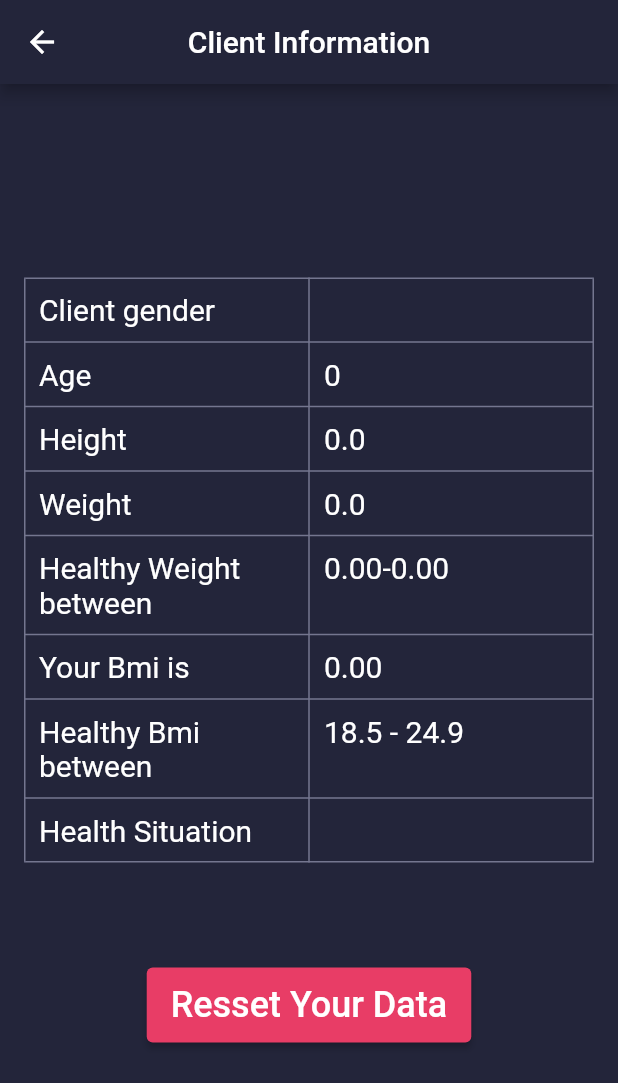
After one commit to AhmedAwadNosir/Bmi_Calculator_Application, a Flutter app: the ResultView screen opened by its route, after a tap on "Resset Your Data", on a phone screen of 412 x 824 dp. The commit adds this screen. Shown: the top 1083 px of the screen. Run offline on Flutter 3.47's test engine with Material 2 defaults, Android fonts, the phone set to English and light mode, and no system bars.

Commit message:
make another page for result and refactor code

```diff
--- a/lib/main.dart
+++ b/lib/main.dart
@@ -1,4 +1,5 @@
 import 'package:bmi_calcultor_git/pagesViews/homeView.dart';
+import 'package:bmi_calcultor_git/pagesViews/resultView.dart';
 import 'package:flutter/material.dart';
 
 void main() {
@@ -16,7 +17,10 @@ class _BmiCalculatorState extends State<BmiCalculator> {
   @override
   Widget build(BuildContext context) {
     return MaterialApp(
-      routes: {HomeView.id: (context) => const HomeView()},
+      routes: {
+        HomeView.id: (context) => const HomeView(),
+        ResultView.id: (context) => const ResultView(),
+      },
       initialRoute: HomeView.id,
     );
   }
--- a/lib/pagesViews/homeView.dart
+++ b/lib/pagesViews/homeView.dart
@@ -1,9 +1,10 @@
+import 'package:bmi_calcultor_git/pagesViews/resultView.dart';
 import 'package:flutter/material.dart';
 
 class HomeView extends StatefulWidget {
   const HomeView({super.key});
 
-static const id = "HomeView";
+  static const id = "HomeView";
 
   @override
   State<HomeView> createState() => _HomeViewState();
@@ -12,12 +13,17 @@ static const id = "HomeView";
 double currentSliderValue = 0;
 double currentWeightValue = 0;
 double currentAgeValue = 0;
+String gender = "";
 double Bmi_Calc = 0;
+double LeastHealthyWeightRange = 0;
+double highestHealthyWeightRange = 0;
+String healthSituation = "";
 String last_button_value = "CALCULT";
 double maleIconSize = 90;
 double FemaleIconSize = 90;
 int maleIconColor = 0xFFFFFFFF;
 int femaleIconColor = 0xFFFFFFFF;
+
 class _HomeViewState extends State<HomeView> {
   @override
   Widget build(BuildContext context) {
@@ -51,11 +57,13 @@ class _HomeViewState extends State<HomeView> {
                             if (FemaleIconSize == 90) {
                               maleIconSize = 105;
                               maleIconColor = 0xFF3399FF;
+                              gender = "Male";
                             } else {
                               FemaleIconSize = 90;
                               femaleIconColor = 0xFFFFFFFF;
                               maleIconSize = 105;
                               maleIconColor = 0xFF3399FF;
+                              gender = "Male";
                             }
                           });
                         },
@@ -94,11 +102,13 @@ class _HomeViewState extends State<HomeView> {
                             if (maleIconSize == 90) {
                               FemaleIconSize = 105;
                               femaleIconColor = 0xFFE83D66;
+                              gender = "Female";
                             } else {
                               maleIconSize = 90;
                               maleIconColor = 0xFFFFFFFF;
                               FemaleIconSize = 105;
                               femaleIconColor = 0xFFE83D66;
+                              gender = "Female";
                             }
                           });
                         },
@@ -201,6 +211,7 @@ class _HomeViewState extends State<HomeView> {
                         mainAxisAlignment: MainAxisAlignment.center,
                         children: [
                           FloatingActionButton(
+                            heroTag: "weight--",
                             onPressed: () {
                               setState(() {
                                 if (currentWeightValue > 0) {
@@ -219,6 +230,7 @@ class _HomeViewState extends State<HomeView> {
                             width: 27,
                           ),
                           FloatingActionButton(
+                            heroTag: "weight++",
                             onPressed: () {
                               setState(() {
                                 currentWeightValue++;
@@ -264,6 +276,7 @@ class _HomeViewState extends State<HomeView> {
                         mainAxisAlignment: MainAxisAlignment.center,
                         children: [
                           FloatingActionButton(
+                            heroTag: "Age--",
                             onPressed: () {
                               setState(() {
                                 if (currentAgeValue > 0) {
@@ -282,6 +295,7 @@ class _HomeViewState extends State<HomeView> {
                             width: 27,
                           ),
                           FloatingActionButton(
+                            heroTag: "Age++",
                             onPressed: () {
                               setState(() {
                                 currentAgeValue++;
@@ -322,7 +336,28 @@ class _HomeViewState extends State<HomeView> {
                       Bmi_Calc = currentWeightValue /
                           ((currentSliderValue / 100) *
                               (currentSliderValue / 100));
-                      last_button_value = " ${Bmi_Calc.toStringAsFixed(2)}";
+                      if (Bmi_Calc < 16) {
+                        healthSituation = "body mass deficit";
+                      } else if (Bmi_Calc >= 16 && Bmi_Calc < 18.5) {
+                        healthSituation = "body weight deficit";
+                      } else if (Bmi_Calc >= 18.5 && Bmi_Calc < 24) {
+                        healthSituation = "Normal(Healthy)";
+                      } else if (Bmi_Calc >= 25 && Bmi_Calc < 30) {
+                        healthSituation = "Over weight";
+                      } else if (Bmi_Calc >= 30 && Bmi_Calc < 35) {
+                        healthSituation = "Obesity first degree";
+                      } else if (Bmi_Calc >= 35 && Bmi_Calc < 40) {
+                        healthSituation = "Obesity Second degree";
+                      } else if (Bmi_Calc >= 40 && Bmi_Calc < 45) {
+                        healthSituation = "Obesity third degree";
+                      }
+                      LeastHealthyWeightRange = ((currentSliderValue / 100) *
+                              (currentSliderValue / 100)) *
+                          18.5;
+                      highestHealthyWeightRange = ((currentSliderValue / 100) *
+                              (currentSliderValue / 100)) *
+                          24.9;
+                      Navigator.pushNamed(context, ResultView.id);
                     }
                   });
                 },
--- /dev/null
+++ b/lib/pagesViews/resultView.dart
@@ -0,0 +1,126 @@
+import 'package:bmi_calcultor_git/pagesViews/homeView.dart';
+import 'package:flutter/material.dart';
+
+import '../wedgits/tableCellWedgit.dart';
+
+class ResultView extends StatefulWidget {
+  const ResultView({super.key});
+  static const id = "ResultView";
+  @override
+  State<ResultView> createState() => _ResultViewState();
+}
+
+class _ResultViewState extends State<ResultView> {
+  @override
+  Widget build(BuildContext context) {
+    return Scaffold(
+      backgroundColor: const Color(0xFF23253A),
+      appBar: AppBar(
+        backgroundColor: const Color(0xFF23253A),
+        title: const Text("Client Information"),
+        centerTitle: true,
+      ),
+      body: Column(
+        mainAxisAlignment: MainAxisAlignment.center,
+        children: [
+          Table(
+            defaultColumnWidth: const FixedColumnWidth(190),
+            border: TableBorder.all(
+              width: 1,
+              color: const Color.fromARGB(255, 116, 118, 143),
+            ),
+            children: [
+              TableRow(
+                children: [
+                  const TableCellWedgit(text: "Client gender"),
+                  TableCellWedgit(text: gender)
+                ],
+              ),
+              TableRow(
+                children: [
+                  const TableCellWedgit(text: "Age"),
+                  TableCellWedgit(text: currentAgeValue.toStringAsFixed(0)),
+                ],
+              ),
+              TableRow(
+                children: [
+                  const TableCellWedgit(text: "Height"),
+                  TableCellWedgit(text: currentSliderValue.toStringAsFixed(1))
+                ],
+              ),
+              TableRow(
+                children: [
+                  const TableCellWedgit(text: "Weight"),
+                  TableCellWedgit(text: "$currentWeightValue")
+                ],
+              ),
+              TableRow(
+                children: [
+                  const TableCellWedgit(text: "Healthy Weight between"),
+                  TableCellWedgit(
+                      text:
+                          "${LeastHealthyWeightRange.toStringAsFixed(2)}-${highestHealthyWeightRange.toStringAsFixed(2)}")
+                ],
+              ),
+              TableRow(
+                children: [
+                  const TableCellWedgit(text: "Your Bmi is"),
+                  TableCellWedgit(text: Bmi_Calc.toStringAsFixed(2))
+                ],
+              ),
+              const TableRow(
+                children: [
+                  TableCellWedgit(text: "Healthy Bmi between"),
+                  TableCellWedgit(text: "18.5 - 24.9")
+                ],
+              ),
+              TableRow(
+                children: [
+                  const TableCellWedgit(text: "Health Situation"),
+                  TableCellWedgit(text: healthSituation)
+                ],
+              ),
+            ],
+          ),
+          const SizedBox(
+            height: 70,
+          ),
+          Align(
+            alignment: Alignment.bottomCenter,
+            child: SizedBox(
+              height: 50,
+              child: ElevatedButton(
+                onPressed: () {
+                  setState(() {
+                    currentSliderValue = 0;
+                    currentWeightValue = 0;
+                    currentAgeValue = 0;
+                    gender = "";
+                    Bmi_Calc = 0;
+                    LeastHealthyWeightRange = 0;
+                    highestHealthyWeightRange = 0;
+                    healthSituation = "";
+                    last_button_value = "CALCULT";
+                    maleIconSize = 90;
+                    FemaleIconSize = 90;
+                    maleIconColor = 0xFFFFFFFF;
+                    femaleIconColor = 0xFFFFFFFF;
+                  });
+                },
+                style: ElevatedButton.styleFrom(
+                  backgroundColor: const Color(0xFFE83D66),
+                ),
+                child: const Text(
+                  "Resset Your Data",
+                  style: TextStyle(
+                    fontSize: 24,
+                  ),
+                ),
+              ),
+            ),
+          )
+        ],
+      ),
+    );
+  }
+}
--- /dev/null
+++ b/lib/wedgits/tableCellWedgit.dart
@@ -0,0 +1,24 @@
+import 'package:flutter/material.dart';
+
+class TableCellWedgit extends StatelessWidget {
+  const TableCellWedgit({
+    super.key,
+    required this.text,
+  });
+  final String text;
+  @override
+  Widget build(BuildContext context) {
+    return TableCell(
+      child: Padding(
+        padding: const EdgeInsets.all(10.0),
+        child: Text(
+          text,
+          style: const TextStyle(
+            fontSize: 20,
+            color: Colors.white,
+          ),
+        ),
+      ),
+    );
+  }
+}
```
